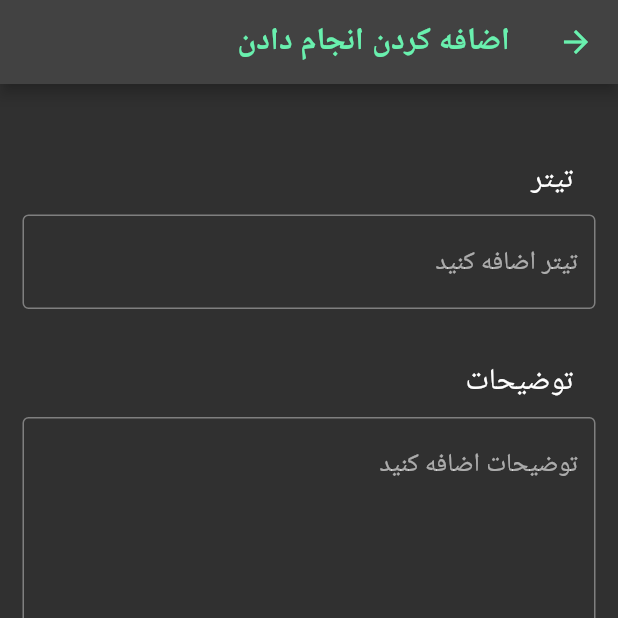
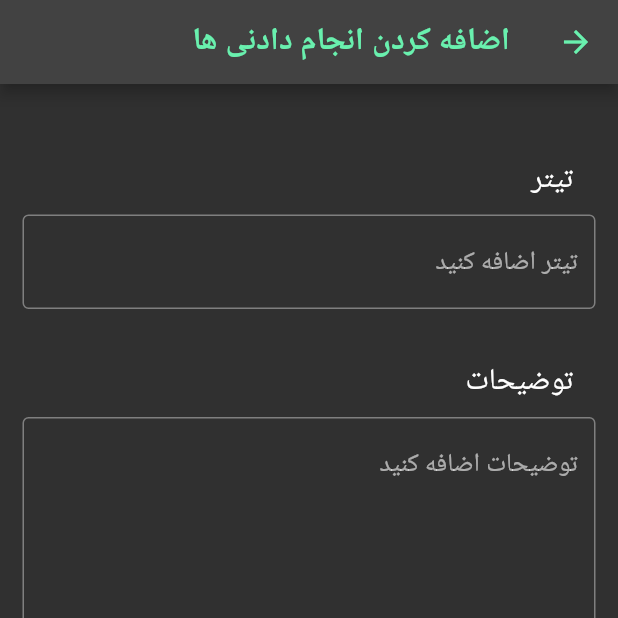
Before and after one commit to amin-mirzakuchaki-negah/todos_app, a Flutter app: the screen it shows after launch, after a tap on the "add" icon, on a phone screen of 412 x 824 dp, the top half of it. Run offline on Flutter 3.47's test engine with Material 2 defaults, Android fonts, the phone set to English and light mode, and no system bars; our stand-ins replace bloc, bloc_concurrency, dartz, equatable, flutter_bloc, get_it and 3 more.

Commit message:
Added Update feature

```diff
--- a/lib/features/todo_list/data/models/todo_list_model.dart
+++ b/lib/features/todo_list/data/models/todo_list_model.dart
@@ -35,6 +35,7 @@ class TodoListModel extends TodoListEntity {
           return value.toJalali;
         }(),
       );
+
   @override
   TodoListModel copyWith({
     int? id,
@@ -49,6 +50,7 @@ class TodoListModel extends TodoListEntity {
         updatedAt: updatedAt ?? this.updatedAt,
         category: category,
       );
+
   //converting entity to model
   factory TodoListModel.fromEntity(TodoListEntity entity) => TodoListModel(
         title: entity.title,
--- a/lib/features/todo_list/domain/entities/todo_list_entity.dart
+++ b/lib/features/todo_list/domain/entities/todo_list_entity.dart
@@ -50,6 +50,21 @@ class TodoListEntity extends Equatable {
         category: category,
       );
 
+  TodoListEntity updateTodo({
+    String? title,
+    String? description,
+    MyCategory? category,
+  }) =>
+      TodoListEntity(
+        title: title ?? this.title,
+        description: description ?? this.description,
+        id: id,
+        done: done,
+        createdAt: createdAt,
+        updatedAt: Jalali.now(),
+        category: category ?? this.category,
+      );
+
   TodoListEntity toggleDone() => TodoListEntity(
         title: title,
         description: description,
--- a/lib/features/todo_list/domain/repositories/todo_list_repository.dart
+++ b/lib/features/todo_list/domain/repositories/todo_list_repository.dart
@@ -5,6 +5,6 @@ import 'package:dartz/dartz.dart';
 abstract class TodoListRepository {
   Future<Either<Failure, List<TodoListEntity>>> getTodoList();
   Future<Either<Failure, List<TodoListEntity>>> addTodoList(TodoListEntity todoList);
-  Future<Either<Failure, List<TodoListEntity>>> updateTodoList(TodoListEntity todoList);
+  Future<Either<Failure, List<TodoListEntity>>> updateTodoList(TodoListEntity? todoList);
   Future<Either<Failure, List<TodoListEntity>>> deleteTodoList(TodoListEntity todoList);
 }
--- a/lib/features/todo_list/domain/usecases/update_todo_list.dart
+++ b/lib/features/todo_list/domain/usecases/update_todo_list.dart
@@ -21,7 +21,7 @@ class UpdateTodoList implements UseCase<List<TodoListEntity>, UpdateParams> {
 }
 
 class UpdateParams extends Equatable {
- final TodoListEntity entity;
+ final TodoListEntity? entity;
 
   const UpdateParams({required this.entity});
 
--- a/lib/features/todo_list/presentation/bloc/todo_list_bloc_event.dart
+++ b/lib/features/todo_list/presentation/bloc/todo_list_bloc_event.dart
@@ -37,3 +37,20 @@ class DeleteTodoListEvent extends TodoListEvent {
   @override
   List<Object?> get props => [item];
 }
+
+class UpdateTodoListEvent extends TodoListEvent {
+  final String title;
+  final String description;
+  final MyCategory? category;
+   final TodoListEntity? item;
+
+  const UpdateTodoListEvent({
+    required this.title,
+    required this.description,
+    required this.category,
+    required this.item,
+  });
+
+  @override
+  List<Object?> get props => [title, description, category, item];
+}
--- a/lib/features/todo_list/presentation/bloc/todo_list_bloc_state.dart
+++ b/lib/features/todo_list/presentation/bloc/todo_list_bloc_state.dart
@@ -83,7 +83,13 @@ class DeleteTodoFailureState extends TodoListState {
 
 class DeleteTodoSuccessState extends TodoListState {
   const DeleteTodoSuccessState({required super.items});
+}
 
-  // @override
-  // List<Object?> get props => [items];
+class UpdateTodoListSuccessState extends TodoListState {
+  const UpdateTodoListSuccessState({required super.items});
 }
+
+class UpdateTodoListFailureState extends TodoListState {
+   @override
+  List<Object?> get props => [items];
+}
--- /dev/null
+++ b/lib/features/todo_list/presentation/screens/add_or_update_todo_screen.dart
@@ -0,0 +1,186 @@
+import 'package:flutter/material.dart';
+import 'package:flutter_bloc/flutter_bloc.dart';
+import 'package:todos_app/core/util/extension.dart';
+
+import '../../../../core/util/enum.dart';
+import '../../domain/entities/todo_list_entity.dart';
+import '../bloc/todo_list_bloc.dart';
+import '../widgets/input_titles.dart';
+
+class AddOrUpdateTodoScreen extends StatefulWidget {
+  const AddOrUpdateTodoScreen(
+      {super.key, required this.isUpdated, required this.item});
+
+  final bool isUpdated;
+
+  final TodoListEntity? item;
+
+  @override
+  State<AddOrUpdateTodoScreen> createState() => _AddOrUpdateTodoScreenState();
+}
+
+class _AddOrUpdateTodoScreenState extends State<AddOrUpdateTodoScreen> {
+  late TextEditingController _titleController;
+
+  late TextEditingController _descriptionController;
+
+  int _selectedIndex = -1;
+
+  MyCategory? _selectedCategory;
+
+  @override
+  void initState() {
+    _titleController =
+        TextEditingController(text: widget.isUpdated ? widget.item!.title : '');
+    _descriptionController = TextEditingController(
+        text: widget.isUpdated ? widget.item!.description : '');
+    super.initState();
+  }
+
+  @override
+  Widget build(BuildContext context) {
+    double paddingSymmetricValue = 15;
+    return BlocListener<TodoListBloc, TodoListState>(
+      listener: (context, state) {
+        if (state is AddTodoListSuccessState) Navigator.of(context).pop();
+        if (state is UpdateTodoListSuccessState) Navigator.of(context).pop();
+      },
+      child: Scaffold(
+        appBar: AppBar(
+          title: Text(
+              widget.isUpdated
+                  ? "بروز کردن ${widget.item!.title}"
+                  : 'اضافه کردن انجام دادنی ها',
+              style: TextStyle(color: Colors.greenAccent)),
+          leading: IconButton(
+            icon: const Icon(Icons.arrow_back, color: Colors.greenAccent),
+            onPressed: () {
+              Navigator.pop(context);
+            },
+          ),
+        ),
+        floatingActionButton: FloatingActionButton(
+          onPressed: () {
+            if (widget.isUpdated) {
+              _updateTodo();
+            } else {
+              _addTodo();
+            }
+          },
+          child: Icon(widget.isUpdated ? Icons.update : Icons.done),
+        ),
+        body: Padding(
+          padding: EdgeInsets.only(
+              top: 50,
+              left: paddingSymmetricValue,
+              right: paddingSymmetricValue),
+          child: SingleChildScrollView(
+            child: Column(
+              children: [
+                InputTitle(text: 'تیتر'),
+                const SizedBox(height: 10),
+                TextField(
+                  controller: _titleController,
+                  onChanged: (value) {},
+                  decoration: const InputDecoration(
+                    border: OutlineInputBorder(),
+                    hintText: 'تیتر اضافه کنید',
+                  ),
+                  minLines: 1,
+                  maxLines: 1,
+                ),
+                const SizedBox(height: 35),
+                InputTitle(text: 'توضیحات'),
+                const SizedBox(height: 10),
+                TextField(
+                  controller: _descriptionController,
+                  decoration: const InputDecoration(
+                    border: OutlineInputBorder(),
+                    hintText: 'توضیحات اضافه کنید',
+                  ),
+                  minLines: 8,
+                  maxLines: 8,
+                ),
+                const SizedBox(height: 10),
+                InputTitle(text: 'دسته بندی ها'),
+                const SizedBox(height: 10),
+                SizedBox(
+                  height: 40,
+                  child: ListView.builder(
+                    scrollDirection: Axis.horizontal,
+                    shrinkWrap: true,
+                    itemCount: MyCategory.values.length,
+                    itemBuilder: (BuildContext context, int index) {
+                      return Padding(
+                        padding: const EdgeInsets.symmetric(horizontal: 15),
+                        child: SizedBox(
+                          height: 45,
+                          width: 100,
+                          child: ElevatedButton(
+                            onPressed: () {
+                              setState(() {
+                                if (_selectedIndex == index) {
+                                  _selectedIndex = -1; // Deselect the button
+                                } else {
+                                  _selectedIndex = index; // Select the button
+                                  _selectedCategory = MyCategory.values[index];
+                                }
+                              });
+                            },
+                            style: ElevatedButton.styleFrom(
+                              backgroundColor: _selectedIndex == index
+                                  ? Colors.white
+                                  : Colors.transparent,
+                              elevation: 0,
+                              shape: RoundedRectangleBorder(
+                                side: const BorderSide(
+                                  color: Colors.greenAccent,
+                                  width: 2.0,
+                                ),
+                                borderRadius: BorderRadius.circular(50),
+                              ),
+                            ),
+                            child: Text(
+                              MyCategory.values[index].toStringValue,
+                              style: TextStyle(
+                                color: _selectedIndex == index
+                                    ? Colors.black
+                                    : Colors.white,
+                                fontWeight: FontWeight.w400,
+                              ),
+                            ),
+                          ),
+                        ),
+                      );
+                    },
+                  ),
+                ),
+              ],
+            ),
+          ),
+        ),
+      ),
+    );
+  }
+
+  void _addTodo() {
+    context.read<TodoListBloc>().add(
+          AddTodoListEvent(
+            title: _titleController.text,
+            description: _descriptionController.text,
+            category: _selectedCategory,
+          ),
+        );
+  }
+
+  void _updateTodo() {
+    if (widget.item != null) {
+      context.read<TodoListBloc>().add(UpdateTodoListEvent(
+            title: _titleController.text,
+            description: _descriptionController.text,
+            category: _selectedCategory,
+            item: widget.item,
+          ));
+    }
+  }
+}
--- a/lib/features/todo_list/presentation/widgets/title_category_text_style.dart
+++ b/lib/features/todo_list/presentation/widgets/title_category_text_style.dart
@@ -1,5 +1,5 @@
 import 'package:flutter/material.dart';
 
 TextStyle textStyle() {
-  return const TextStyle(fontSize: 18, fontWeight: FontWeight.w500);
+  return const TextStyle(fontSize: 17, fontWeight: FontWeight.w500);
 }
--- a/lib/features/todo_list/presentation/widgets/todo_display.dart
+++ b/lib/features/todo_list/presentation/widgets/todo_display.dart
@@ -16,12 +16,15 @@ class TodoDisplay extends StatelessWidget {
 
   @override
   Widget build(BuildContext context) {
+
+    final reversedItems = todos.reversed;
+
     return Padding(
       padding: const EdgeInsets.only(top: 50, left: 15, right: 15),
       child: ListView.builder(
         itemCount: todos.length,
         itemBuilder: (context, index) => TodoCards(
-            item: todos[index],
+            item: reversedItems.toList()[index],
             onCheckedClick: onCheckClick,
             deleteTodo: deleteTodo,
           ),
```
Also changed, not shown: lib/core/util/extension.dart (+27 -0 lines), lib/features/todo_list/data/repositories/todo_list_repository_impl.dart (+6 -6 lines), lib/features/todo_list/presentation/bloc/todo_list_bloc.dart (+23 -0 lines), lib/features/todo_list/presentation/screens/details_todo_screen.dart (added, +78 -0 lines), lib/features/todo_list/presentation/screens/main_screen.dart (+18 -2 lines), lib/features/todo_list/presentation/widgets/details_bottom_sheet.dart (added, +85 -0 lines), lib/features/todo_list/presentation/widgets/todo_cards.dart (+38 -8 lines), 1 other file.
